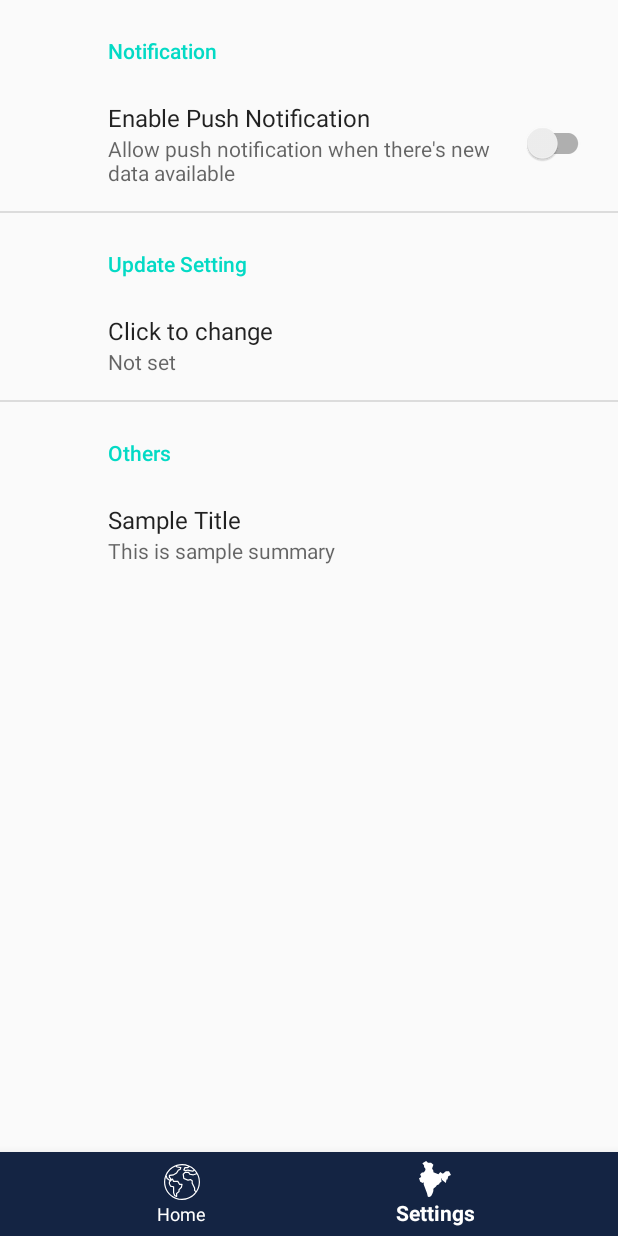
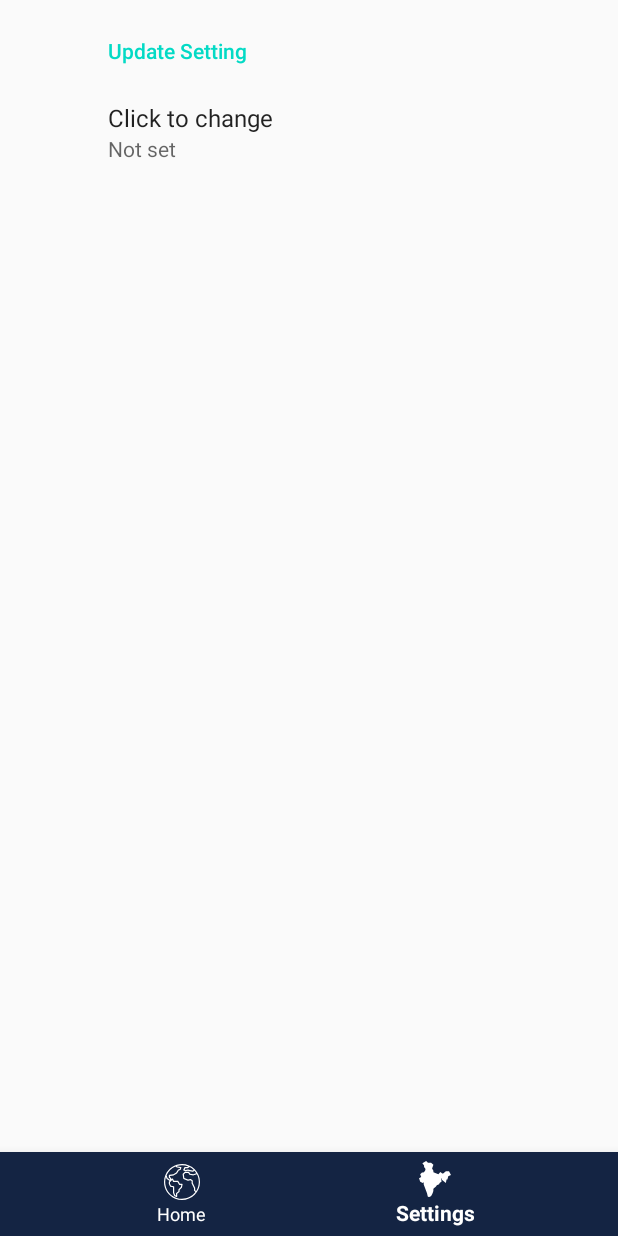
Before and after one commit to MostafaSamirAly/COVID19-Tracker, an Android app: the screen it shows after launch (MainActivity), item 2 of the bottom bar chosen, on a phone screen of 412 x 824 dp. Run offline under Robolectric (Android 15) with nearby library versions, the phone set to English and light mode, and no system bars; our stand-ins replace Room's generated code, Shimmer, androidx.preference; pictures from the network do not load; 4 statements that could not run were skipped.

Commit message:
Refresh Data Working

```diff
--- a/app/src/main/AndroidManifest.xml
+++ b/app/src/main/AndroidManifest.xml
@@ -8,7 +8,7 @@
         android:allowBackup="true"
         android:icon="@mipmap/ic_corona_logo"
         android:label="@string/app_name"
-        android:roundIcon="@mipmap/ic_launcher_round"
+        android:roundIcon="@mipmap/ic_corona_logo_round"
         android:supportsRtl="true"
         android:theme="@style/AppTheme">
         <activity
--- a/app/src/main/java/com/example/covid19_tracker/repository/CountryRepositoryImp.kt
+++ b/app/src/main/java/com/example/covid19_tracker/repository/CountryRepositoryImp.kt
@@ -27,7 +27,6 @@ class CountryRepositoryImp(private val countryDao: CountryDao) : CountryReposito
 
          RetrofitClient.instance.getCountries().enqueue(object : Callback<CountryState> {
             override fun onFailure(call: Call<CountryState>?, t: Throwable?) {
-                println("on Failure")
                 data.value = null
             }
             override fun onResponse(call: Call<CountryState>?, response: Response<CountryState>?) {
@@ -50,14 +49,11 @@ class CountryRepositoryImp(private val countryDao: CountryDao) : CountryReposito
 
         RetrofitClient.instance.getWorldStats().enqueue(object : Callback<WorldState> {
             override fun onFailure(call: Call<WorldState>?, t: Throwable?) {
-                println("on Failure")
                 data.value = null
             }
             override fun onResponse(call: Call<WorldState>?, response: Response<WorldState>?) {
                 if (response != null) {
                     if (response.isSuccessful) {
-                        println("on Response")
-
                         data.value = response.body()?.copy()
                         val worldState = data.value
                         saveWorldState(worldState!!)
--- a/app/src/main/res/values/strings.xml
+++ b/app/src/main/res/values/strings.xml
@@ -34,6 +34,7 @@
         <item name="six_hours">Every 6 Hours</item>
         <item name="twelve_hours">Every 12 Hours</item>
         <item name="twenty_four_hours">Every 24 Hours</item>
+        <item name="no_Alert">No Alert</item>
     </string-array>
 
 </resources>
--- a/app/src/main/res/xml/root_preferences.xml
+++ b/app/src/main/res/xml/root_preferences.xml
@@ -3,13 +3,24 @@
     xmlns:android="http://schemas.android.com/apk/res/android"
     xmlns:app="http://schemas.android.com/apk/res-auto"
     >
-    <PreferenceCategory android:title="@string/sync_header">
+    <!--
+            <PreferenceCategory android:title="@string/sync_header">
 
         <SwitchPreferenceCompat
             android:key="@string/pref_key_check"
             android:summary="@string/sync_title"
-            android:title="@string/enable_push_notif" />
+            android:title="@string/enable_push_notif"
+            android:defaultValue="true"/>
     </PreferenceCategory>
+
+     <PreferenceCategory android:title="Others">
+    <Preference
+        app:key="key_sample"
+        app:title="Sample Title"
+        app:summary="This is sample summary" />
+    </PreferenceCategory>
+    -->
+
 
     <PreferenceCategory android:title="Update Setting">
 
@@ -23,11 +34,6 @@
 
     </PreferenceCategory>
 
-    <PreferenceCategory android:title="Others">
-    <Preference
-        app:key="key_sample"
-        app:title="Sample Title"
-        app:summary="This is sample summary" />
-    </PreferenceCategory>
+
 
 </PreferenceScreen>
```
Also changed, not shown: app/src/main/java/com/example/covid19_tracker/HomeFragment.kt (+19 -29 lines), app/src/main/java/com/example/covid19_tracker/SettingsFragment.kt (+20 -11 lines).
